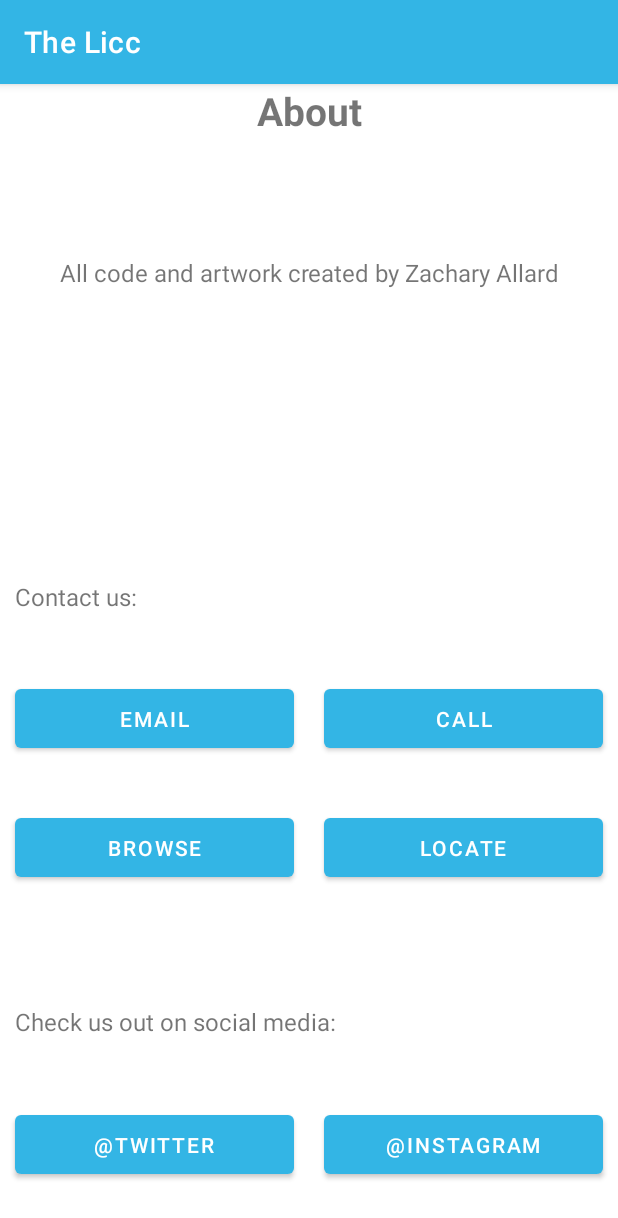
After one commit to zackarhino/the_licc, an Android app: the fragment AboutFragment shown on its own in the app's theme, on a phone screen of 412 x 824 dp. The commit adds this screen. Shown: the top 1218 px of the screen. Run offline under Robolectric (Android 15) with nearby library versions, the phone set to English and light mode, and no system bars.

Commit message:
Created layout for about/credits screen

```diff
--- /dev/null
+++ b/app/src/main/java/com/example/fall2020androidproject/fragments/AboutFragment.java
@@ -0,0 +1,45 @@
+package com.example.fall2020androidproject.fragments;
+
+import android.os.Bundle;
+
+import androidx.fragment.app.Fragment;
+
+import android.view.LayoutInflater;
+import android.view.View;
+import android.view.ViewGroup;
+
+import com.example.fall2020androidproject.R;
+
+/**
+ * A simple {@link Fragment} subclass.
+ * Use the {@link AboutFragment#newInstance} factory method to
+ * create an instance of this fragment.
+ */
+public class AboutFragment extends Fragment {
+
+    public AboutFragment() {
+        // Required empty public constructor
+    }
+
+    /**
+     * Use this factory method to create a new instance of
+     * this fragment using the provided parameters.
+     * @return A new instance of fragment CreditsFragment.
+     */
+    public static AboutFragment newInstance() {
+        AboutFragment fragment = new AboutFragment();
+        return fragment;
+    }
+
+    @Override
+    public void onCreate(Bundle savedInstanceState) {
+        super.onCreate(savedInstanceState);
+    }
+
+    @Override
+    public View onCreateView(LayoutInflater inflater, ViewGroup container,
+                             Bundle savedInstanceState) {
+        // Inflate the layout for this fragment
+        return inflater.inflate(R.layout.fragment_about, container, false);
+    }
+}
--- /dev/null
+++ b/app/src/main/res/layout/fragment_about.xml
@@ -0,0 +1,133 @@
+<?xml version="1.0" encoding="utf-8"?>
+<LinearLayout xmlns:android="http://schemas.android.com/apk/res/android"
+    xmlns:tools="http://schemas.android.com/tools"
+    android:layout_width="match_parent"
+    android:layout_height="match_parent"
+    android:orientation="vertical"
+    tools:context=".fragments.AboutFragment">
+
+    <TextView
+        android:id="@+id/aboutTitle"
+        android:layout_width="match_parent"
+        android:layout_height="wrap_content"
+        android:layout_weight="1"
+        android:text="@string/menu_about"
+        android:textAlignment="center"
+        android:textSize="@dimen/titleFontSize"
+        android:textStyle="bold" />
+
+    <TextView
+        android:id="@+id/creditText"
+        android:layout_width="match_parent"
+        android:layout_height="wrap_content"
+        android:layout_weight="2"
+        android:padding="@dimen/defaultPadding"
+        android:text="@string/creditText"
+        android:textAlignment="center"
+        android:textSize="@dimen/subtitleFontSize" />
+
+    <TextView
+        android:id="@+id/contactText"
+        android:layout_width="match_parent"
+        android:layout_height="wrap_content"
+        android:layout_weight="1"
+        android:gravity="center_vertical"
+        android:padding="@dimen/defaultPadding"
+        android:text="@string/contactText"
+        android:textSize="@dimen/subtitleFontSize" />
+
+    <LinearLayout
+        android:id="@+id/contactRow1"
+        android:layout_width="match_parent"
+        android:layout_height="wrap_content"
+        android:layout_weight="0.5"
+        android:orientation="horizontal">
+
+        <Button
+            android:id="@+id/emailButton"
+            android:layout_width="match_parent"
+            android:layout_height="wrap_content"
+            android:layout_marginStart="@dimen/defaultPadding"
+            android:layout_marginEnd="@dimen/defaultPadding"
+            android:layout_weight="0.5"
+            android:padding="@dimen/defaultPadding"
+            android:text="@string/button_email" />
+
+        <Button
+            android:id="@+id/phoneButton"
+            android:layout_width="match_parent"
+            android:layout_height="wrap_content"
+            android:layout_marginStart="@dimen/defaultPadding"
+            android:layout_marginEnd="@dimen/defaultPadding"
+            android:layout_weight="0.5"
+            android:padding="@dimen/defaultPadding"
+            android:text="@string/button_phone" />
+    </LinearLayout>
+
+    <LinearLayout
+        android:id="@+id/contactRow2"
+        android:layout_width="match_parent"
+        android:layout_height="wrap_content"
+        android:layout_weight="0.5"
+        android:orientation="horizontal">
+
+        <Button
+            android:id="@+id/webButton"
+            android:layout_width="match_parent"
+            android:layout_height="wrap_content"
+            android:layout_marginStart="@dimen/defaultPadding"
+            android:layout_marginEnd="@dimen/defaultPadding"
+            android:layout_weight="0.5"
+            android:padding="@dimen/defaultPadding"
+            android:text="@string/button_web" />
+
+        <Button
+            android:id="@+id/mapButton"
+            android:layout_width="match_parent"
+            android:layout_height="wrap_content"
+            android:layout_marginStart="@dimen/defaultPadding"
+            android:layout_marginEnd="@dimen/defaultPadding"
+            android:layout_weight="0.5"
+            android:padding="@dimen/defaultPadding"
+            android:text="@string/button_map" />
+    </LinearLayout>
+
+    <TextView
+        android:id="@+id/socialText"
+        android:layout_width="match_parent"
+        android:layout_height="wrap_content"
+        android:layout_weight="1"
+        android:gravity="center_vertical"
+        android:padding="@dimen/defaultPadding"
+        android:text="@string/socialText"
+        android:textSize="@dimen/subtitleFontSize" />
+
+    <LinearLayout
+        android:id="@+id/socialRow"
+        android:layout_width="match_parent"
+        android:layout_height="wrap_content"
+        android:layout_weight="0.5"
+        android:orientation="horizontal">
+
+        <Button
+            android:id="@+id/twitterButton"
+            android:layout_width="match_parent"
+            android:layout_height="wrap_content"
+            android:layout_marginStart="@dimen/defaultPadding"
+            android:layout_marginEnd="@dimen/defaultPadding"
+            android:layout_weight="0.5"
+            android:padding="@dimen/defaultPadding"
+            android:text="@string/button_twitter" />
+
+        <Button
+            android:id="@+id/instaButton"
+            android:layout_width="match_parent"
+            android:layout_height="wrap_content"
+            android:layout_marginStart="@dimen/defaultPadding"
+            android:layout_marginEnd="@dimen/defaultPadding"
+            android:layout_weight="0.5"
+            android:padding="@dimen/defaultPadding"
+            android:text="@string/button_insta" />
+    </LinearLayout>
+
+</LinearLayout>
--- a/app/src/main/res/values/strings.xml
+++ b/app/src/main/res/values/strings.xml
@@ -15,11 +15,23 @@
     <string name="menu_main">Home</string>
     <string name="menu_tone">Tone Generator</string>
     <string name="menu_comments">Comments</string>
+    <string name="menu_about">About</string>
 
     <!-- CONTENT -->
     <!-- App Text -->
     <string name="events">Upcoming Events</string>
+    <string name="creditText">All code and artwork created by Zachary Allard</string>
+    <string name="contactText">Contact us:</string>
+    <string name="socialText">Check us out on social media:</string>
     <string name="instructions"></string>
+
+    <!-- Buttons -->
+    <string name="button_email">email</string>
+    <string name="button_map">locate</string>
+    <string name="button_phone">call</string>
+    <string name="button_web">browse</string>
+    <string name="button_twitter">@twitter</string>
+    <string name="button_insta">@instagram</string>
 
     <!-- Events -->
     <string name="event_mt_jazz">Microtonal Jazz Sesh</string>
```
